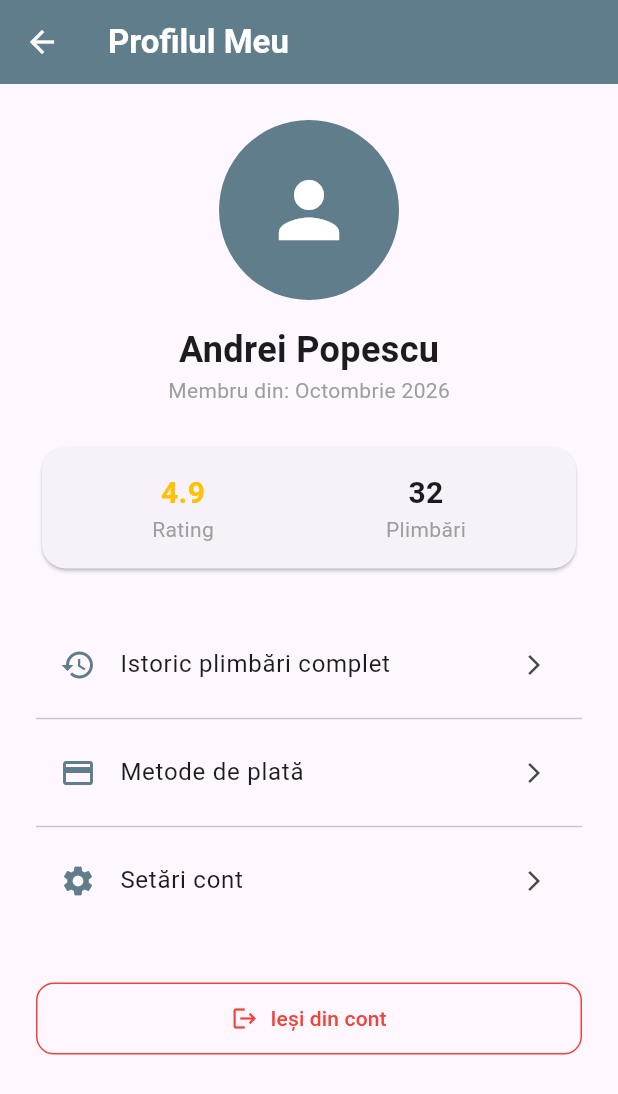
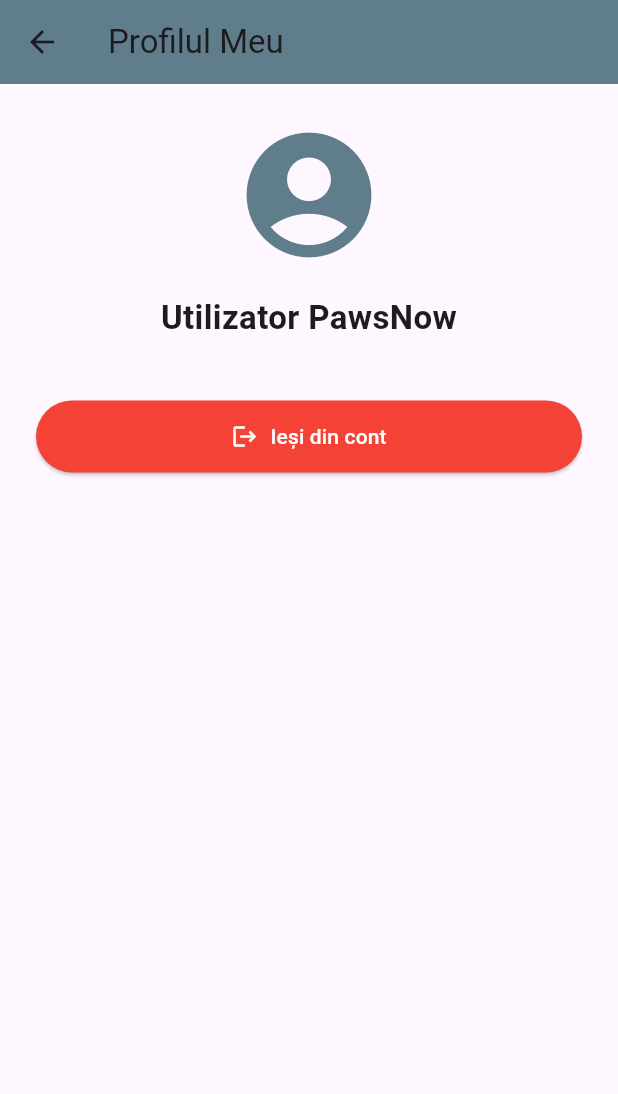
Before and after one commit to bogdanbadea2011-cmd/paws_now, a Flutter app: the ProfileScreen screen opened directly, on a phone screen of 412 x 824 dp. Shown: the top 1094 px of the screen. Run offline on Flutter 3.47's test engine with Material 3 defaults, Android fonts, the phone set to English and light mode, and no system bars.

Commit message:
Finalizat ecranele aplicatiei si rezolvat complet erorile de compilare

```diff
--- a/lib/profile_screen.dart
+++ b/lib/profile_screen.dart
@@ -8,93 +8,33 @@
   Widget build(BuildContext context) {
     return Scaffold(
       appBar: AppBar(
-        title: const Text(
-          'Profilul Meu',
-          style: TextStyle(fontWeight: FontWeight.bold, color: Colors.white),
+        title: const Text('Profilul Meu'),
+        backgroundColor: Colors.blueGrey,
       ),
-        backgroundColor: Colors.blueGrey,
-        iconTheme: const IconThemeData(color: Colors.white),
-      ),
-      body: SingleChildScrollView(
+      body: Padding(
         padding: const EdgeInsets.all(24.0),
         child: Column(
-          crossAxisAlignment: CrossAxisAlignment.center,
+          crossAxisAlignment: CrossAxisAlignment.stretch,
           children: [
-            const CircleAvatar(
-              radius: 60,
-              backgroundColor: Colors.blueGrey,
-              child: Icon(Icons.person, size: 60, color: Colors.white),
+            const Center(
+              child: Icon(Icons.account_circle, size: 100, color: Colors.blueGrey),
             ),
             const SizedBox(height: 16),
             const Text(
-              'Andrei Popescu',
-              style: TextStyle(fontSize: 24, fontWeight: FontWeight.bold),
-            ),
-            const Text(
-              'Membru din: Octombrie 2026',
-              style: TextStyle(color: Colors.grey),
-            ),
-            const SizedBox(height: 24),
-            Card(
-              shape: RoundedRectangleBorder(borderRadius: BorderRadius.circular(16)),
-              child: const Padding(
-                padding: EdgeInsets.all(16.0),
-                child: Row(
-                  mainAxisAlignment: MainAxisAlignment.spaceAround,
-                  children: [
-                    Column(
-                      children: [
-                        Text('4.9', style: TextStyle(fontSize: 20, fontWeight: FontWeight.bold, color: Colors.amber)),
-                        Text('Rating', style: TextStyle(color: Colors.grey)),
-                      ],
-                    ),
-                    Column(
-                      children: [
-                        Text('32', style: TextStyle(fontSize: 20, fontWeight: FontWeight.bold)),
-                        Text('Plimbări', style: TextStyle(color: Colors.grey)),
-                      ],
-                    ),
-                  ],
-                ),
-              ),
-            ),
-            const SizedBox(height: 32),
-
-            // Aici era greșeala: am schimbat în onTap
-            ListTile(
-              leading: const Icon(Icons.history, color: Colors.blueGrey),
-              title: const Text('Istoric plimbări complet'),
-              trailing: const Icon(Icons.arrow_forward_ios, size: 16),
-              onTap: () {},
-            ),
-            const Divider(),
-            ListTile(
-              leading: const Icon(Icons.payment, color: Colors.blueGrey),
-              title: const Text('Metode de plată'),
-              trailing: const Icon(Icons.arrow_forward_ios, size: 16),
-              onTap: () {},
-            ),
-            const Divider(),
-            ListTile(
-              leading: const Icon(Icons.settings, color: Colors.blueGrey),
-              title: const Text('Setări cont'),
-              trailing: const Icon(Icons.arrow_forward_ios, size: 16),
-              onTap: () {},
+              'Utilizator PawsNow',
+              textAlign: TextAlign.center,
+              style: TextStyle(fontSize: 22, fontWeight: FontWeight.bold),
             ),
             const SizedBox(height: 40),
-            SizedBox(
-              width: double.infinity,
-              child: OutlinedButton.icon(
+            ElevatedButton.icon(
               icon: const Icon(Icons.logout),
               label: const Text('Ieși din cont'),
-                style: OutlinedButton.styleFrom(
-                  foregroundColor: Colors.red,
-                  side: const BorderSide(color: Colors.red),
+              style: ElevatedButton.styleFrom(
+                backgroundColor: Colors.red,
+                foregroundColor: Colors.white,
                 padding: const EdgeInsets.symmetric(vertical: 14),
-                  shape: RoundedRectangleBorder(borderRadius: BorderRadius.circular(12)),
               ),
               onPressed: () {
-                  // OutlinedButton folosește în continuare onPressed, ceea ce este corect
                 Navigator.pushAndRemoveUntil(
                   context,
                   MaterialPageRoute(builder: (context) => const LoginScreen()),
@@ -102,7 +42,6 @@
                 );
               },
             ),
-            ),
           ],
         ),
       ),
```
Lines whose indentation alone changed are shown as unchanged.
